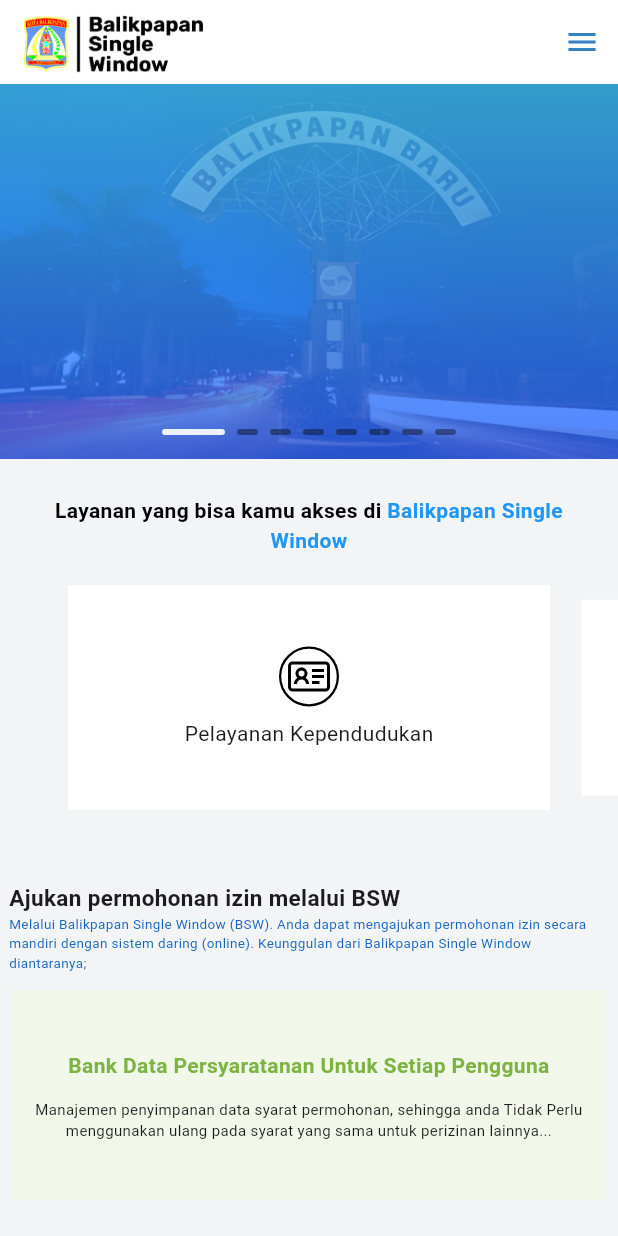
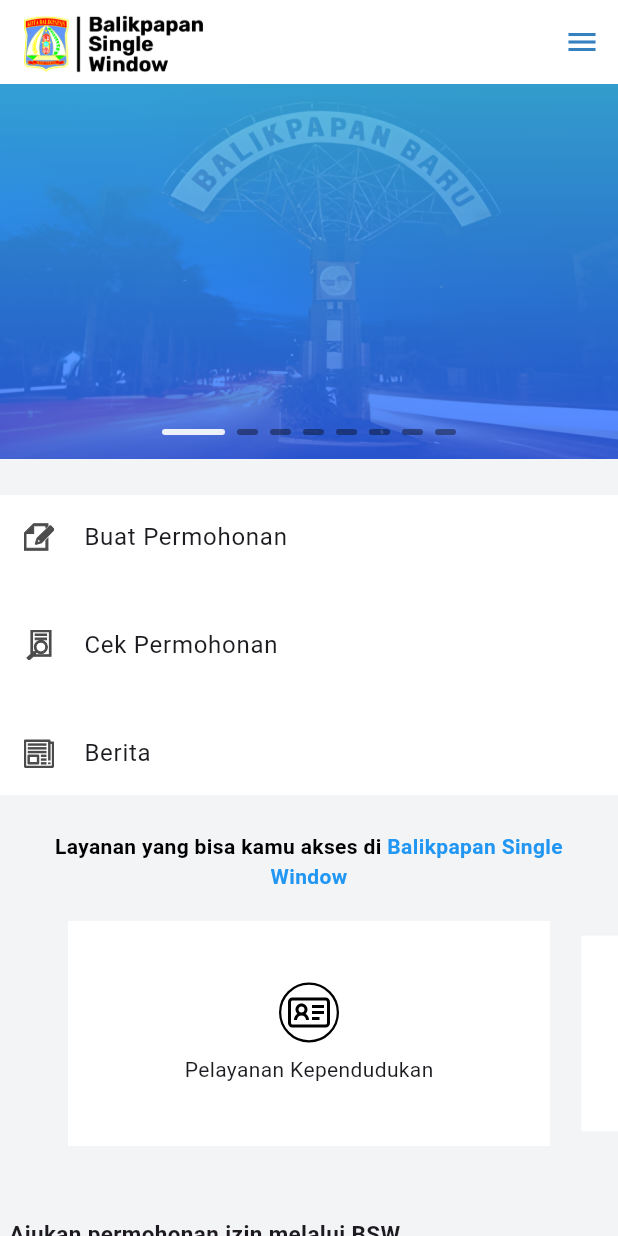
Before and after one commit to ZAZW27/BSWMobile, a Flutter app: the screen it shows after launch, on a phone screen of 412 x 824 dp. Run offline on Flutter 3.47's test engine with Material 3 defaults, Android fonts, the phone set to English and light mode, and no system bars; drawn by our look-alikes of carousel_slider, smooth_page_indicator; our stand-ins replace flutter_svg.

Commit message:
i wanna change something

```diff
--- a/lib/pages/home.dart
+++ b/lib/pages/home.dart
@@ -1,5 +1,6 @@
 // ignore_for_file: library_prefixes, non_constant_identifier_names, prefer_interpolation_to_compose_strings
 
+import 'package:bswmobile/pages/berita.dart';
 import 'package:carousel_slider/carousel_slider.dart';
 import 'package:flutter_svg/flutter_svg.dart';
 import 'package:smooth_page_indicator/smooth_page_indicator.dart';
@@ -154,9 +155,41 @@
                 children: [
                   _CarouselBanner(screenWidth),
                   Container(
+                    margin: EdgeInsets.only(top: 24),
                     constraints: const BoxConstraints(maxWidth: 1000),
                     child: Column(
                       children: [
+                        Container(
+                          decoration: BoxDecoration(
+                            color: Colors.white
+                          ),
+                          child: Wrap(
+                            runSpacing: 16,
+                            children: [
+                              ListTile(
+                                leading: SvgPicture.asset('assets/icons/buat-permohonan.svg', width: 20, color: const Color.fromARGB(255, 75, 75, 75),),
+                                // leading: Icon(Icons.home_outlined),
+                                title: const Text('Buat Permohonan'),
+                                onTap: (){},
+                              ),
+                              ListTile(
+                                leading: SvgPicture.asset('assets/icons/cek-permohonan.svg', width: 20, color: const Color.fromARGB(255, 75, 75, 75),),
+                                // leading: Icon(Icons.home_outlined),
+                                title: const Text('Cek Permohonan'),
+                                onTap: (){},
+                              ),
+                              ListTile(
+                                leading: SvgPicture.asset('assets/icons/berita.svg', width: 20, color: const Color.fromARGB(255, 75, 75, 75),),
+                                // leading: Icon(Icons.home_outlined),
+                                title: const Text('Berita'),
+                                onTap: () {
+                                  // Navigator.pop(context);
+                                  // Navigator.of(context).push(MaterialPageRoute(builder: (context) => const Berita()));
+                                },
+                              ),
+                            ],
+                          ),
+                        ),
                         Container(
                           width: screenWidth * 0.9,
                           padding: const EdgeInsets.symmetric(horizontal: 8),
```
